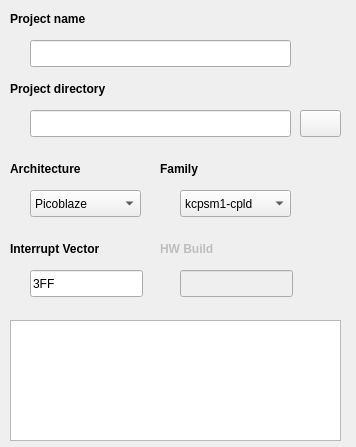
The window that IDE/GUI/dialogs/projectdlg/projectdlg_general.ui (AbyssAbbeba/MDS-picoblaze-AVR-ide) describes before a commit, drawn with Qt 5.
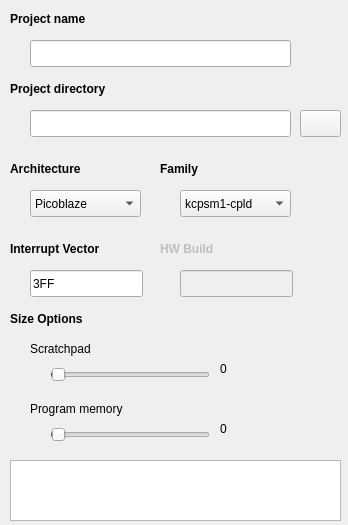
The same window after the commit.

Patch:
```diff
--- a/IDE/GUI/dialogs/projectdlg/projectdlg_general.ui
+++ b/IDE/GUI/dialogs/projectdlg/projectdlg_general.ui
@@ -6,8 +6,8 @@
    <rect>
     <x>0</x>
     <y>0</y>
-    <width>356</width>
-    <height>447</height>
+    <width>348</width>
+    <height>525</height>
    </rect>
   </property>
   <property name="windowTitle">
@@ -176,9 +176,9 @@
    <property name="geometry">
     <rect>
      <x>10</x>
-     <y>320</y>
+     <y>460</y>
      <width>331</width>
-     <height>121</height>
+     <height>61</height>
     </rect>
    </property>
    <property name="readOnly">
@@ -252,6 +252,109 @@
     </rect>
    </property>
   </widget>
+  <widget class="QLabel" name="label_6">
+   <property name="geometry">
+    <rect>
+     <x>10</x>
+     <y>310</y>
+     <width>91</width>
+     <height>17</height>
+    </rect>
+   </property>
+   <property name="font">
+    <font>
+     <weight>75</weight>
+     <bold>true</bold>
+    </font>
+   </property>
+   <property name="text">
+    <string>Size Options</string>
+   </property>
+  </widget>
+  <widget class="QLabel" name="label_7">
+   <property name="geometry">
+    <rect>
+     <x>30</x>
+     <y>340</y>
+     <width>81</width>
+     <height>17</height>
+    </rect>
+   </property>
+   <property name="text">
+    <string>Scratchpad</string>
+   </property>
+  </widget>
+  <widget class="QLabel" name="label_8">
+   <property name="geometry">
+    <rect>
+     <x>30</x>
+     <y>400</y>
+     <width>121</width>
+     <height>17</height>
+    </rect>
+   </property>
+   <property name="text">
+    <string>Program memory</string>
+   </property>
+  </widget>
+  <widget class="QSlider" name="sldScratchpad">
+   <property name="geometry">
+    <rect>
+     <x>50</x>
+     <y>360</y>
+     <width>160</width>
+     <height>29</height>
+    </rect>
+   </property>
+   <property name="minimum">
+    <number>-1</number>
+   </property>
+   <property name="orientation">
+    <enum>Qt::Horizontal</enum>
+   </property>
+  </widget>
+  <widget class="QSlider" name="sldProgMem">
+   <property name="geometry">
+    <rect>
+     <x>50</x>
+     <y>420</y>
+     <width>160</width>
+     <height>29</height>
+    </rect>
+   </property>
+   <property name="minimum">
+    <number>-1</number>
+   </property>
+   <property name="orientation">
+    <enum>Qt::Horizontal</enum>
+   </property>
+  </widget>
+  <widget class="QLabel" name="lblScratchpad">
+   <property name="geometry">
+    <rect>
+     <x>220</x>
+     <y>360</y>
+     <width>66</width>
+     <height>17</height>
+    </rect>
+   </property>
+   <property name="text">
+    <string>0</string>
+   </property>
+  </widget>
+  <widget class="QLabel" name="lblProgMem">
+   <property name="geometry">
+    <rect>
+     <x>220</x>
+     <y>420</y>
+     <width>66</width>
+     <height>17</height>
+    </rect>
+   </property>
+   <property name="text">
+    <string>0</string>
+   </property>
+  </widget>
  </widget>
  <resources/>
  <connections/>
```
